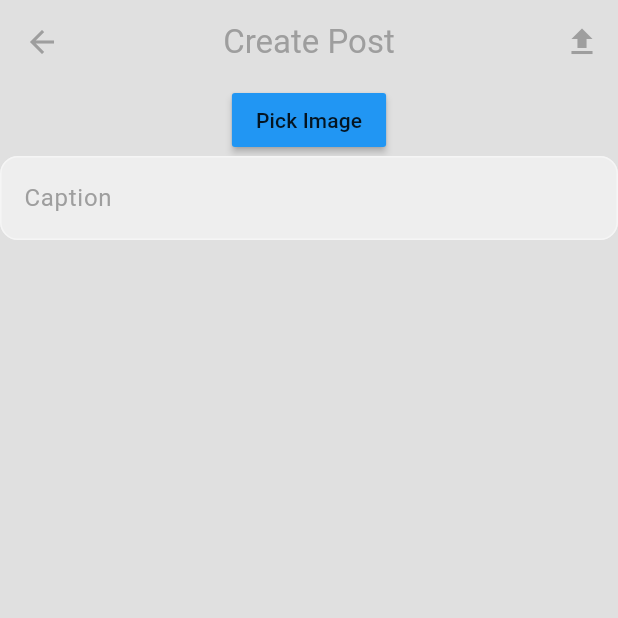
After one commit to SebastianBruce/social-media-clone, a Flutter app: the UploadPostPage screen opened directly, on a phone screen of 412 x 824 dp, the top half of it. The commit adds this screen. Run offline on Flutter 3.47's test engine with Material 3 defaults, Android fonts, the phone set to English and light mode, and no system bars; our stand-ins replace cached_network_image, cloud_firestore, file_picker, firebase_auth, firebase_core, firebase_storage and 1 more; accounts and stored records are empty.

Commit message:
implemented logic to save posts to the db and the ui that goes with it

```diff
--- a/lib/app.dart
+++ b/lib/app.dart
@@ -4,7 +4,9 @@ import 'package:social_media_clone/features/auth/data/firebase_auth_repo.dart';
 import 'package:social_media_clone/features/auth/presentation/cubits/auth_cubit.dart';
 import 'package:social_media_clone/features/auth/presentation/cubits/auth_states.dart';
 import 'package:social_media_clone/features/auth/presentation/pages/auth_page.dart';
-import 'package:social_media_clone/features/home/pages/home_page.dart';
+import 'package:social_media_clone/features/home/presentation/pages/home_page.dart';
+import 'package:social_media_clone/features/post/data/firebase_post_repo.dart';
+import 'package:social_media_clone/features/post/presentation/cubits/post_cubit.dart';
 import 'package:social_media_clone/features/profile/data/firebase_profile_repo.dart';
 import 'package:social_media_clone/features/profile/presentation/cubits/profile_cubit.dart';
 import 'package:social_media_clone/features/storage/data/firebase_storage_repo.dart';
@@ -42,6 +44,9 @@ class MyApp extends StatelessWidget {
   // storage repo
   final firebaseStorageRepo = FirebaseStorageRepo();
 
+  // post repo
+  final firebasePostRepo = FirebasePostRepo();
+
   MyApp({super.key});
 
   @override
@@ -51,13 +56,24 @@ class MyApp extends StatelessWidget {
       providers: [
         // auth cubit
         BlocProvider<AuthCubit>(
-          create: (context) => AuthCubit(authRepo: firebaseAuthRepo)..checkAuth(),
+          create: (context) =>
+              AuthCubit(authRepo: firebaseAuthRepo)..checkAuth(),
         ),
 
         // profile cubit
         BlocProvider<ProfileCubit>(
-          create: (context) =>
-              ProfileCubit(profileRepo: firebaseProfileRepo, storageRepo: firebaseStorageRepo),
+          create: (context) => ProfileCubit(
+            profileRepo: firebaseProfileRepo,
+            storageRepo: firebaseStorageRepo,
+          ),
+        ),
+
+        // post cubit
+        BlocProvider<PostCubit>(
+          create: (context) => PostCubit(
+            postRepo: firebasePostRepo,
+            storageRepo: firebaseStorageRepo,
+          ),
         ),
       ],
       child: MaterialApp(
--- a/lib/features/home/components/my_drawer.dart
+++ b/lib/features/home/presentation/components/my_drawer.dart
@@ -1,7 +1,7 @@
 import 'package:flutter/material.dart';
 import 'package:flutter_bloc/flutter_bloc.dart';
 import 'package:social_media_clone/features/auth/presentation/cubits/auth_cubit.dart';
-import 'package:social_media_clone/features/home/components/my_drawer_tile.dart';
+import 'package:social_media_clone/features/home/presentation/components/my_drawer_tile.dart';
 import 'package:social_media_clone/features/profile/presentation/pages/profile_page.dart';
 
 class MyDrawer extends StatelessWidget {
--- /dev/null
+++ b/lib/features/post/data/firebase_post_repo.dart
@@ -0,0 +1,63 @@
+import 'package:cloud_firestore/cloud_firestore.dart';
+import 'package:social_media_clone/features/post/domain/entities/post.dart';
+import 'package:social_media_clone/features/post/domain/repos/post_repo.dart';
+
+class FirebasePostRepo implements PostRepo {
+  final FirebaseFirestore firestore = FirebaseFirestore.instance;
+
+  // store the posts in a collection called 'posts'
+  final CollectionReference postsCollection = FirebaseFirestore.instance
+      .collection('posts');
+
+  @override
+  Future<void> createPost(Post post) async {
+    try {
+      await postsCollection.doc(post.id).set(post.toJson());
+    } catch (e) {
+      throw Exception("Error creating post: $e");
+    }
+  }
+
+  @override
+  Future<void> deletePost(String postId) async {
+    await postsCollection.doc(postId).delete();
+  }
+
+  @override
+  Future<List<Post>> fetchAllPosts() async {
+    try {
+      // get all posts with most recent posts at the top
+      final postsSnapshot = await postsCollection
+          .orderBy('timestamp', descending: true)
+          .get();
+
+      // convert each firestore document from json -> list of posts
+      final List<Post> allPosts = postsSnapshot.docs
+          .map((doc) => Post.fromJson(doc.data() as Map<String, dynamic>))
+          .toList();
+
+      return allPosts;
+    } catch (e) {
+      throw Exception("Error fetching posts: $e");
+    }
+  }
+
+  @override
+  Future<List<Post>> fetchPostsByUserId(String userId) async {
+    try {
+      // fetch posts snapshot with this uid
+      final postsSnapshot = await postsCollection
+          .where('userId', isEqualTo: userId)
+          .get();
+
+      // convert firestore documents from json -> list of posts
+      final userPosts = postsSnapshot.docs
+          .map((doc) => Post.fromJson(doc.data() as Map<String, dynamic>))
+          .toList();
+
+      return userPosts;
+    } catch (e) {
+      throw Exception("Error fetching posts by user:  $e");
+    }
+  }
+}
--- /dev/null
+++ b/lib/features/post/domain/entities/post.dart
@@ -0,0 +1,54 @@
+import 'package:cloud_firestore/cloud_firestore.dart';
+
+class Post {
+  final String id;
+  final String userId;
+  final String userName;
+  final String text;
+  final String imageUrl;
+  final DateTime timestamp;
+
+  Post({
+    required this.id,
+    required this.userId,
+    required this.userName,
+    required this.text,
+    required this.imageUrl,
+    required this.timestamp,
+  });
+
+  Post copyWith({String? imageUrl}) {
+    return Post(
+      id: id,
+      userId: userId,
+      userName: userName,
+      text: text,
+      imageUrl: imageUrl ?? this.imageUrl,
+      timestamp: timestamp,
+    );
+  }
+
+  // convert post -> json
+  Map<String, dynamic> toJson() {
+    return {
+      'id': id,
+      'userId': userId,
+      'name': userName,
+      'text': text,
+      'imageUrl': imageUrl,
+      'timestamp': Timestamp.fromDate(timestamp),
+    };
+  }
+
+  // convert json -> post
+  factory Post.fromJson(Map<String, dynamic> json) {
+    return Post(
+      id: json['id'],
+      userId: json['userId'],
+      userName: json['name'],
+      text: json['text'],
+      imageUrl: json['imageUrl'],
+      timestamp: (json['timestamp'] as Timestamp).toDate(),
+    );
+  }
+}
--- /dev/null
+++ b/lib/features/post/domain/repos/post_repo.dart
@@ -0,0 +1,8 @@
+import 'package:social_media_clone/features/post/domain/entities/post.dart';
+
+abstract class PostRepo {
+  Future<List<Post>> fetchAllPosts();
+  Future<void> createPost(Post post);
+  Future<void> deletePost(String postId);
+  Future<List<Post>> fetchPostsByUserId(String userId);
+}
--- /dev/null
+++ b/lib/features/post/presentation/cubits/post_cubit.dart
@@ -0,0 +1,65 @@
+import 'package:flutter/foundation.dart';
+import 'package:flutter_bloc/flutter_bloc.dart';
+import 'package:social_media_clone/features/post/domain/entities/post.dart';
+import 'package:social_media_clone/features/post/domain/repos/post_repo.dart';
+import 'package:social_media_clone/features/post/presentation/cubits/post_states.dart';
+import 'package:social_media_clone/features/storage/domain/storage_repo.dart';
+
+class PostCubit extends Cubit<PostState> {
+  final PostRepo postRepo;
+  final StorageRepo storageRepo;
+
+  PostCubit({required this.postRepo, required this.storageRepo})
+    : super(PostsInitial());
+
+  // create a new post
+  Future<void> createPost(
+    Post post, {
+    String? imagePath,
+    Uint8List? imageBytes,
+  }) async {
+    String? imageUrl;
+
+    try {
+      // handle image upload for mobile platforms (using file path)
+      if (imagePath != null) {
+        emit(PostsUploading());
+        imageUrl = await storageRepo.uploadPostImageMobile(imagePath, post.id);
+      }
+      // handle image upload for web platforms (using file bytes)
+      else if (imageBytes != null) {
+        emit(PostsUploading());
+        imageUrl = await storageRepo.uploadPostImageWeb(imageBytes, post.id);
+      }
+
+      // give image url to post
+      final newPost = post.copyWith(imageUrl: imageUrl);
+
+      // create post in the background
+      postRepo.createPost(newPost);
+
+      // re-fetch all posts
+      fetchAllPosts();
+    } catch (e) {
+      emit(PostsError("Failed to create post: $e"));
+    }
+  }
+
+  // fetch all posts
+  Future<void> fetchAllPosts() async {
+    try {
+      emit(PostsLoading());
+      final posts = await postRepo.fetchAllPosts();
+      emit(PostsLoaded(posts));
+    } catch (e) {
+      emit(PostsError("Failed to fetch posts: $e"));
+    }
+  }
+
+  // delete a post
+  Future<void> deletePost(String postId) async {
+    try {
+      await postRepo.deletePost(postId);
+    } catch (e) {}
+  }
+}
--- /dev/null
+++ b/lib/features/post/presentation/cubits/post_states.dart
@@ -0,0 +1,30 @@
+/*
+
+POST STATES
+
+*/
+
+import 'package:social_media_clone/features/post/domain/entities/post.dart';
+
+abstract class PostState {}
+
+// initial
+class PostsInitial extends PostState {}
+
+// loading..
+class PostsLoading extends PostState {}
+
+// uploading..
+class PostsUploading extends PostState {}
+
+// error
+class PostsError extends PostState {
+  final String message;
+  PostsError(this.message);
+}
+
+// loaded
+class PostsLoaded extends PostState {
+  final List<Post> posts;
+  PostsLoaded(this.posts);
+}
--- /dev/null
+++ b/lib/features/post/presentation/pages/upload_post_page.dart
@@ -0,0 +1,174 @@
+import 'dart:io';
+import 'dart:typed_data';
+import 'package:flutter/foundation.dart' show kIsWeb;
+import 'package:file_picker/file_picker.dart';
+import 'package:flutter/material.dart';
+import 'package:flutter_bloc/flutter_bloc.dart';
+import 'package:social_media_clone/features/auth/domain/entities/app_user.dart';
+import 'package:social_media_clone/features/auth/presentation/components/my_text_field.dart';
+import 'package:social_media_clone/features/auth/presentation/cubits/auth_cubit.dart';
+import 'package:social_media_clone/features/post/domain/entities/post.dart';
+import 'package:social_media_clone/features/post/presentation/cubits/post_cubit.dart';
+import 'package:social_media_clone/features/post/presentation/cubits/post_states.dart';
+
+class UploadPostPage extends StatefulWidget {
+  const UploadPostPage({super.key});
+
+  @override
+  State<UploadPostPage> createState() => _UploadPostPageState();
+}
+
+class _UploadPostPageState extends State<UploadPostPage> {
+  // mobile image pick
+  PlatformFile? imagePickedFile;
+
+  // web image pick
+  Uint8List? webImage;
+
+  // text controller -> caption
+  final textController = TextEditingController();
+
+  // current user
+  AppUser? currentUser;
+
+  @override
+  void initState() {
+    super.initState();
+
+    getCurrentUser();
+  }
+
+  // get current user
+  void getCurrentUser() async {
+    final authCubit = context.read<AuthCubit>();
+    currentUser = authCubit.currentUser;
+  }
+
+  // pick image
+  Future<void> pickImage() async {
+    final result = await FilePicker.platform.pickFiles(
+      type: FileType.image,
+      withData: kIsWeb,
+    );
+
+    if (result != null) {
+      setState(() {
+        imagePickedFile = result.files.first;
+      });
+
+      if (kIsWeb) {
+        webImage = imagePickedFile!.bytes;
+      }
+    }
+  }
+
+  // create & upload post
+  void uploadPost() {
+    // check if both image and caption are provided
+    if (imagePickedFile == null || textController.text.isEmpty) {
+      ScaffoldMessenger.of(context).showSnackBar(
+        const SnackBar(content: Text("Both image and caption are required")),
+      );
+      return;
+    }
+
+    // create a new post object
+    final newPost = Post(
+      id: DateTime.now().millisecondsSinceEpoch.toString(),
+      userId: currentUser!.uid,
+      userName: currentUser!.name,
+      text: textController.text,
+      imageUrl: '',
+      timestamp: DateTime.now(),
+    );
+
+    // post cubit
+    final postCubit = context.read<PostCubit>();
+
+    // web upload
+    if (kIsWeb) {
+      postCubit.createPost(newPost, imageBytes: imagePickedFile?.bytes);
+    }
+    // mobile upload
+    else {
+      postCubit.createPost(newPost, imagePath: imagePickedFile?.path);
+    }
+  }
+
+  @override
+  void dispose() {
+    textController.dispose();
+    super.dispose();
+  }
+
+  // BUILD UI
+  @override
+  Widget build(BuildContext context) {
+    // BLOC CONSUMER -> builder + listener
+    return BlocConsumer<PostCubit, PostState>(
+      builder: (context, state) {
+        print(state);
+        // loading or uploading..
+        if (state is PostsLoading || state is PostsUploading) {
+          return const Scaffold(
+            body: Center(child: CircularProgressIndicator()),
+          );
+        }
+
+        // build upload page
+        return buildUploadPage();
+      },
+
+      // go to previous page when upload is done & posts are loaded
+      listener: (context, state) {
+        if (state is PostsLoaded) {
+          Navigator.pop(context);
+        }
+      },
+    );
+  }
+
+  Widget buildUploadPage() {
+    // SCAFFOLD
+    return Scaffold(
+      // APP BAR
+      appBar: AppBar(
+        title: const Text("Create Post"),
+        centerTitle: true,
+        foregroundColor: Theme.of(context).colorScheme.primary,
+        actions: [
+          // upload button
+          IconButton(onPressed: uploadPost, icon: const Icon(Icons.upload)),
+        ],
+      ),
+
+      // BODY
+      body: Center(
+        child: Column(
+          children: [
+            // image preview for web
+            if (kIsWeb && webImage != null) Image.memory(webImage!),
+
+            // image preview for mobile
+            if (!kIsWeb && imagePickedFile != null)
+              Image.file(File(imagePickedFile!.path!)),
+
+            // pick image button
+            MaterialButton(
+              onPressed: pickImage,
+              color: Colors.blue,
+              child: const Text("Pick Image"),
+            ),
+
+            // caption text box
+            MyTextField(
+              controller: textController,
+              hintText: "Caption",
+              obscureText: false,
+            ),
+          ],
+        ),
+      ),
+    );
+  }
+}
--- a/lib/features/storage/data/firebase_storage_repo.dart
+++ b/lib/features/storage/data/firebase_storage_repo.dart
@@ -7,6 +7,12 @@ import 'package:social_media_clone/features/storage/domain/storage_repo.dart';
 class FirebaseStorageRepo implements StorageRepo {
   final FirebaseStorage storage = FirebaseStorage.instance;
 
+  /*
+
+  PROFILE PICTURES - upload images to storage
+
+  */
+
   @override
   Future<String?> uploadProfileImageMobile(String path, String fileName) {
     return _uploadFile(path, fileName, "profile_images");
@@ -15,6 +21,22 @@ class FirebaseStorageRepo implements StorageRepo {
   @override
   Future<String?> uploadProfileImageWeb(Uint8List fileBytes, String fileName) {
     return _uploadFileBytes(fileBytes, fileName, "profile_images");
+  }
+
+  /*
+
+  POST IMAGES - upload images to storage
+
+  */
+
+  @override
+  Future<String?> uploadPostImageMobile(String path, String fileName) {
+    return _uploadFile(path, fileName, "post_images");
+  }
+
+  @override
+  Future<String?> uploadPostImageWeb(Uint8List fileBytes, String fileName) {
+    return _uploadFileBytes(fileBytes, fileName, "post_images");
   }
 
   /*
--- a/lib/features/storage/domain/storage_repo.dart
+++ b/lib/features/storage/domain/storage_repo.dart
@@ -6,4 +6,10 @@ abstract class StorageRepo {
 
   // upload profile images on web platforms
   Future<String?> uploadProfileImageWeb(Uint8List fileBytes, String filename);
+
+  // upload post images on mobile platforms
+  Future<String?> uploadPostImageMobile(String path, String filename);
+
+  // upload post images on web platforms
+  Future<String?> uploadPostImageWeb(Uint8List fileBytes, String filename);
 }
```
Also changed, not shown: lib/features/auth/data/firebase_auth_repo.dart (+23 -2 lines), lib/features/home/pages/home_page.dart (deleted, +0 -24 lines), lib/features/home/presentation/pages/home_page.dart (added, +39 -0 lines), lib/features/home/presentation/components/my_drawer_tile.dart (renamed from lib/features/home/components/my_drawer_tile.dart).
